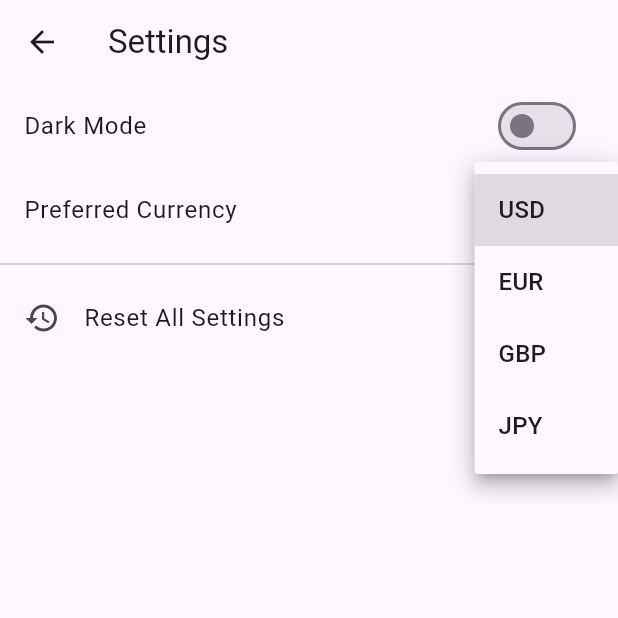
After one commit to ahmedns95/coin-tracker-application, a Flutter app: the SettingsPage screen opened by its route, after a tap on "USD", on a phone screen of 412 x 824 dp, the top half of it. The commit adds this screen. Run offline on Flutter 3.47's test engine with Material 3 defaults, Android fonts, the phone set to English and light mode, and no system bars; our stand-ins replace fl_chart, shared_preferences; accounts and stored records are empty; network calls fail.

Commit message:
added data history page and shared prefrance

```diff
--- a/lib/main.dart
+++ b/lib/main.dart
@@ -1,25 +1,55 @@
 import 'package:coin_tracker_application/pages/home_page/home_page.dart';
+import 'package:coin_tracker_application/pages/settings_page/settings_page.dart';
+import 'package:coin_tracker_application/services/shared_prefs_service.dart';
 import 'package:flutter/material.dart';
 
-void main() {
-  runApp(const MyApp());
+void main() async {
+  WidgetsFlutterBinding.ensureInitialized();
+  final prefs = await SharedPrefsService.getInstance();
+  runApp(MyApp(prefs: prefs));
 }
 
-class MyApp extends StatelessWidget {
-  const MyApp({super.key});
+class MyApp extends StatefulWidget {
+  final SharedPrefsService prefs;
+  const MyApp({super.key, required this.prefs});
+
+  @override
+  State<MyApp> createState() => _MyAppState();
+}
+
+class _MyAppState extends State<MyApp> {
+  late bool _isDarkMode;
+
+  @override
+  void initState() {
+    super.initState();
+    _isDarkMode = widget.prefs.getDarkMode();
+  }
+
+  void _updateTheme(bool isDark) {
+    setState(() {
+      _isDarkMode = isDark;
+    });
+  }
 
   @override
   Widget build(BuildContext context) {
     return MaterialApp(
       debugShowCheckedModeBanner: false,
       title: 'Coin Tracker',
-      theme: ThemeData(
-        primarySwatch: Colors.blue,
-        colorScheme: ColorScheme.fromSeed(seedColor: Colors.blue),
-        useMaterial3: true,
-        scaffoldBackgroundColor: Colors.white,
-      ),
-      home: const MyHomePage(title: 'Coin Tracker'),
+      // theme: ThemeData(
+      //   primarySwatch: Colors.blue,
+      //   colorScheme: ColorScheme.fromSeed(
+      //     seedColor: Colors.blue,
+      //     brightness: _isDarkMode ? Brightness.dark : Brightness.light,
+      //   ),
+      //   useMaterial3: true,
+      //   brightness: _isDarkMode ? Brightness.dark : Brightness.light,
+      // ),
+      routes: {
+        '/': (context) => const MyHomePage(title: 'Coin Tracker'),
+        '/settings': (context) => const SettingsPage(),
+      },
     );
   }
 }
--- /dev/null
+++ b/lib/pages/settings_page/settings_page.dart
@@ -0,0 +1,84 @@
+import 'package:flutter/material.dart';
+import '../../services/shared_prefs_service.dart';
+
+class SettingsPage extends StatefulWidget {
+  const SettingsPage({super.key});
+
+  @override
+  State<SettingsPage> createState() => _SettingsPageState();
+}
+
+class _SettingsPageState extends State<SettingsPage> {
+  late SharedPrefsService _prefsService;
+  bool _isDarkMode = false;
+  String _preferredCurrency = 'USD';
+  final List<String> _availableCurrencies = ['USD', 'EUR', 'GBP', 'JPY'];
+
+  @override
+  void initState() {
+    super.initState();
+    _loadPreferences();
+  }
+
+  Future<void> _loadPreferences() async {
+    _prefsService = await SharedPrefsService.getInstance();
+    setState(() {
+      _isDarkMode = _prefsService.getDarkMode();
+      _preferredCurrency = _prefsService.getPreferredCurrency();
+    });
+  }
+
+  @override
+  Widget build(BuildContext context) {
+    return Scaffold(
+      appBar: AppBar(
+        title: const Text('Settings'),
+      ),
+      body: ListView(
+        children: [
+          ListTile(
+            title: const Text('Dark Mode'),
+            trailing: Switch(
+              value: _isDarkMode,
+              onChanged: (bool value) async {
+                await _prefsService.setDarkMode(value);
+                setState(() {
+                  _isDarkMode = value;
+                });
+              },
+            ),
+          ),
+          ListTile(
+            title: const Text('Preferred Currency'),
+            trailing: DropdownButton<String>(
+              value: _preferredCurrency,
+              items: _availableCurrencies.map((String currency) {
+                return DropdownMenuItem<String>(
+                  value: currency,
+                  child: Text(currency),
+                );
+              }).toList(),
+              onChanged: (String? newValue) async {
+                if (newValue != null) {
+                  await _prefsService.setPreferredCurrency(newValue);
+                  setState(() {
+                    _preferredCurrency = newValue;
+                  });
+                }
+              },
+            ),
+          ),
+          const Divider(),
+          ListTile(
+            title: const Text('Reset All Settings'),
+            leading: const Icon(Icons.restore),
+            onTap: () async {
+              await _prefsService.clearPreferences();
+              await _loadPreferences();
+            },
+          ),
+        ],
+      ),
+    );
+  }
+}
--- /dev/null
+++ b/lib/services/shared_prefs_service.dart
@@ -0,0 +1,64 @@
+import 'package:shared_preferences/shared_preferences.dart';
+import 'dart:convert';
+
+class SharedPrefsService {
+  static SharedPrefsService? _instance;
+  static SharedPreferences? _preferences;
+
+  static Future<SharedPrefsService> getInstance() async {
+    _instance ??= SharedPrefsService();
+    _preferences ??= await SharedPreferences.getInstance();
+    return _instance!;
+  }
+
+  // Theme mode
+  static const String _kThemeModeKey = 'themeMode';
+  Future<bool> setDarkMode(bool isDark) async {
+    return await _preferences!.setBool(_kThemeModeKey, isDark);
+  }
+
+  bool getDarkMode() {
+    return _preferences!.getBool(_kThemeModeKey) ?? false;
+  }
+
+  // Currency preference
+  static const String _kPreferredCurrencyKey = 'preferredCurrency';
+  Future<bool> setPreferredCurrency(String currency) async {
+    return await _preferences!.setString(_kPreferredCurrencyKey, currency);
+  }
+
+  String getPreferredCurrency() {
+    return _preferences!.getString(_kPreferredCurrencyKey) ?? 'USD';
+  }
+
+  // Saved coin data
+  static const String _kSavedCoinsKey = 'savedCoins';
+
+  Future<bool> saveCoinData(Map<String, dynamic> coinData) async {
+    final List<String> existingData =
+        _preferences!.getStringList(_kSavedCoinsKey) ?? [];
+    final String newData = json.encode({
+      ...coinData,
+      'savedAt': DateTime.now().toIso8601String(),
+    });
+    existingData.add(newData);
+    return await _preferences!.setStringList(_kSavedCoinsKey, existingData);
+  }
+
+  List<Map<String, dynamic>> getSavedCoins() {
+    final List<String> savedData =
+        _preferences!.getStringList(_kSavedCoinsKey) ?? [];
+    return savedData
+        .map((String data) => json.decode(data) as Map<String, dynamic>)
+        .toList();
+  }
+
+  Future<bool> clearSavedCoins() async {
+    return await _preferences!.setStringList(_kSavedCoinsKey, []);
+  }
+
+  // Clear all preferences
+  Future<bool> clearPreferences() async {
+    return await _preferences!.clear();
+  }
+}
--- a/pubspec.yaml
+++ b/pubspec.yaml
@@ -37,6 +37,7 @@ dependencies:
   http: ^1.2.2
   fl_chart: ^0.70.1
   intl:
+  shared_preferences:
 
 dev_dependencies:
   flutter_test:
```
Also changed, not shown: lib/config/app_colors.dart (+13 -11 lines), lib/pages/home_page/home_page.dart (+71 -12 lines), lib/pages/saved_results/saved_results_page.dart (added, +178 -0 lines), pubspec.lock, 3 other files.
